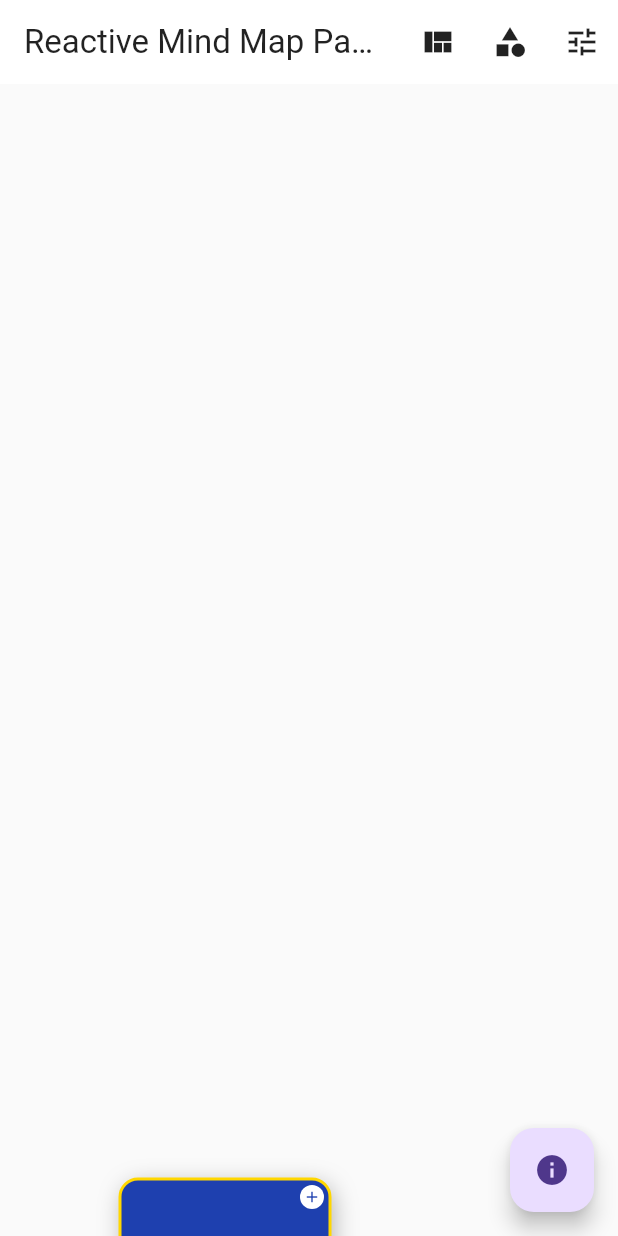
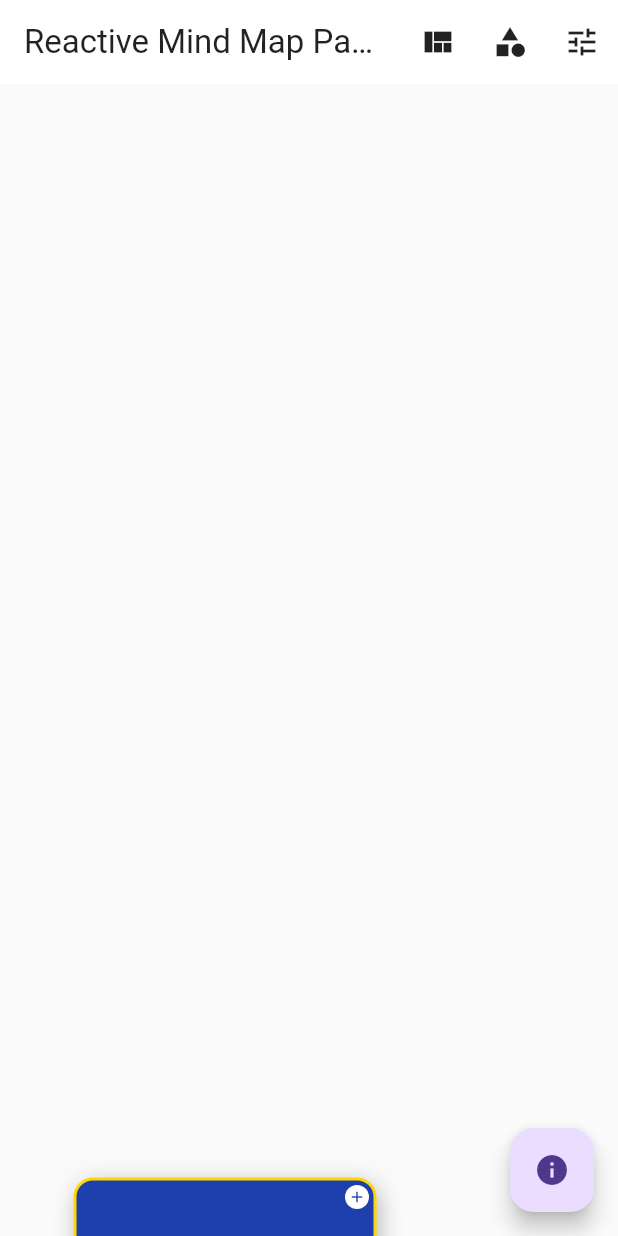
Before and after one commit to pengDaGe/reactive_mind_map, a Flutter app: the screen it shows after launch, on a phone screen of 412 x 824 dp. Run offline on Flutter 3.47's test engine with Material 3 defaults, Android fonts, the phone set to English and light mode, and no system bars.

Commit message:
fix: text get clipped

```diff
--- a/lib/src/models/mind_map_style.dart
+++ b/lib/src/models/mind_map_style.dart
@@ -1,6 +1,7 @@
 import 'package:flutter/material.dart';
 import '../enums/mind_map_layout.dart';
 import '../enums/node_shape.dart';
+import 'dart:math' as math;
 
 /// 마인드맵의 전체적인 스타일을 정의하는 클래스 / Class that defines the overall style of the mind map
 class MindMapStyle {
@@ -225,16 +226,16 @@ class MindMapStyle {
         defaultTextStyle.copyWith(fontSize: getTextSize(level));
 
     // TextPainter를 사용해서 실제 텍스트 크기 측정 / Measure actual text size using TextPainter
+
     final textPainter = TextPainter(
       text: TextSpan(text: text, style: textStyle),
       textDirection: TextDirection.ltr,
-      maxLines: 3,
+      maxLines: 6,
     );
-
     textPainter.layout(maxWidth: maxNodeWidth - textPadding.horizontal);
 
-    final textWidth = textPainter.width;
-    final textHeight = textPainter.height;
+    final textWidth = textPainter.width + 30;
+    final textHeight = textPainter.height + 30;
 
     // 패딩을 포함한 최종 크기 계산 / Calculate final size including padding
     double nodeWidth = textWidth + textPadding.horizontal;
@@ -260,9 +261,22 @@ class MindMapStyle {
     TextStyle? customTextStyle,
   }) {
     if (customSize != null) {
-      return customSize;
+      // If auto-sizing disabled, keep custom size
+      if (!enableAutoSizing) {
+        return customSize;
+      }
+      // Otherwise, ensure node is at least large enough for content
+      final dynSize = calculateNodeSize(
+        text,
+        level,
+        customTextStyle: customTextStyle,
+      );
+      final width = math.max(customSize.width, dynSize.width);
+      final height = math.max(customSize.height, dynSize.height);
+      return Size(width, height);
     }
 
+    // No custom size: calculate size based on text
     return calculateNodeSize(text, level, customTextStyle: customTextStyle);
   }
 }
--- a/lib/src/widgets/mind_map_widget.dart
+++ b/lib/src/widgets/mind_map_widget.dart
@@ -841,7 +841,7 @@ class _MindMapWidgetState extends State<MindMapWidget>
                       textAlign: TextAlign.center,
                       style: (node.textStyle ?? widget.style.defaultTextStyle)
                           .copyWith(color: textColor, fontSize: textSize),
-                      maxLines: 3,
+                      maxLines: 6,
                       overflow: TextOverflow.ellipsis,
                     ),
                   ),
```
Also changed, not shown: example/pubspec.lock.
